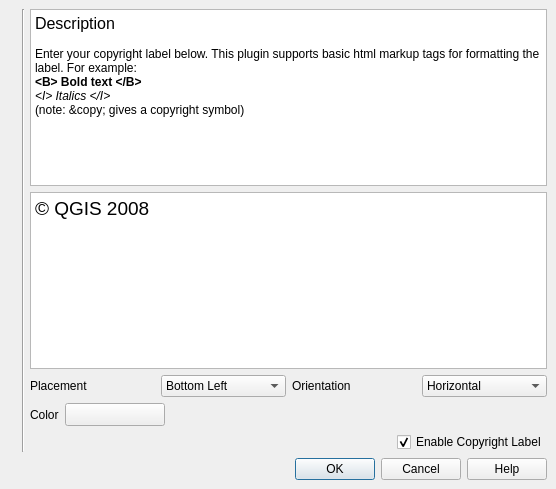
Above: src/plugins/copyright_label/pluginguibase.ui from kadas-albireo/kadas-albireo before the change. Below: the same form after it.
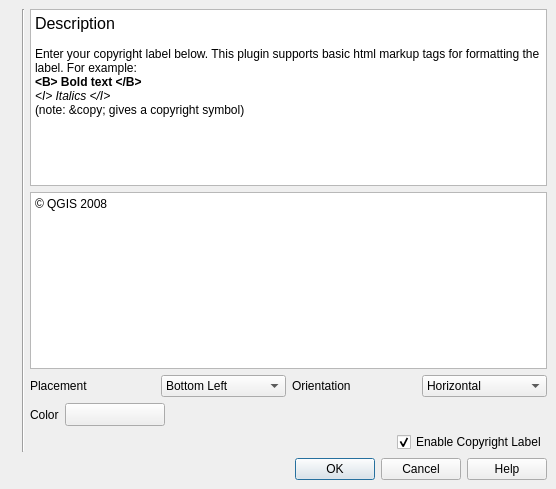
That is the form after the change. Icons and pictures are not drawn. Custom widgets are drawn as their Qt base class.

Diff of the .ui file:
```diff
--- a/src/plugins/copyright_label/pluginguibase.ui
+++ b/src/plugins/copyright_label/pluginguibase.ui
@@ -127,10 +127,7 @@
    <item row="1" column="2" >
     <widget class="QTextEdit" name="txtCopyrightText" >
      <property name="html" >
-      <string>&lt;html>&lt;head>&lt;meta name="qrichtext" content="1" />&lt;style type="text/css">
-p, li { white-space: pre-wrap; }
-&lt;/style>&lt;/head>&lt;body style=" font-family:'Sans Serif'; font-size:9pt; font-weight:400; font-style:normal; text-decoration:none;">
-&lt;p style=" margin-top:0px; margin-bottom:0px; margin-left:0px; margin-right:0px; -qt-block-indent:0; text-indent:0px;">&lt;span style=" font-size:14pt;">© QGIS 2008&lt;/span>&lt;/p>&lt;/body>&lt;/html></string>
+      <string>© QGIS 2008</string>
      </property>
     </widget>
    </item>
```
